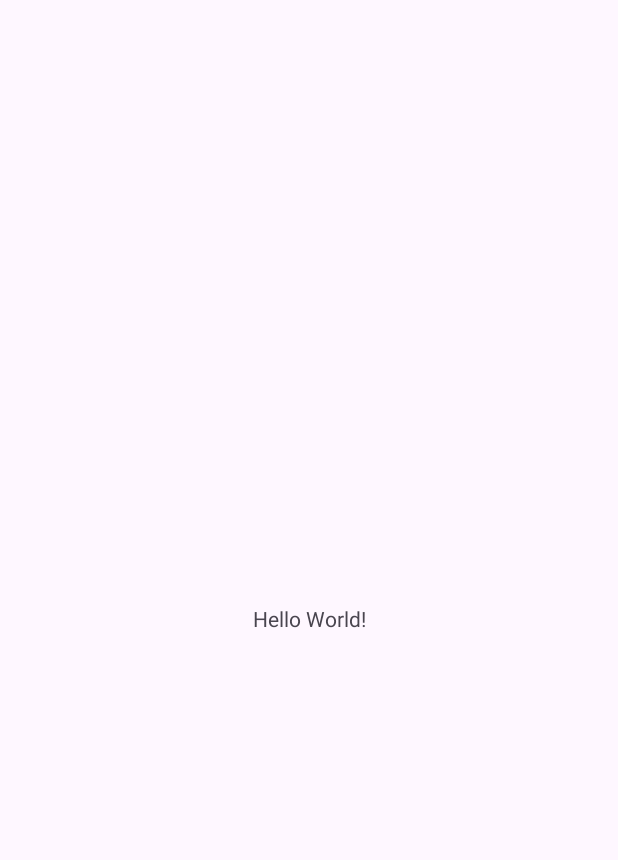
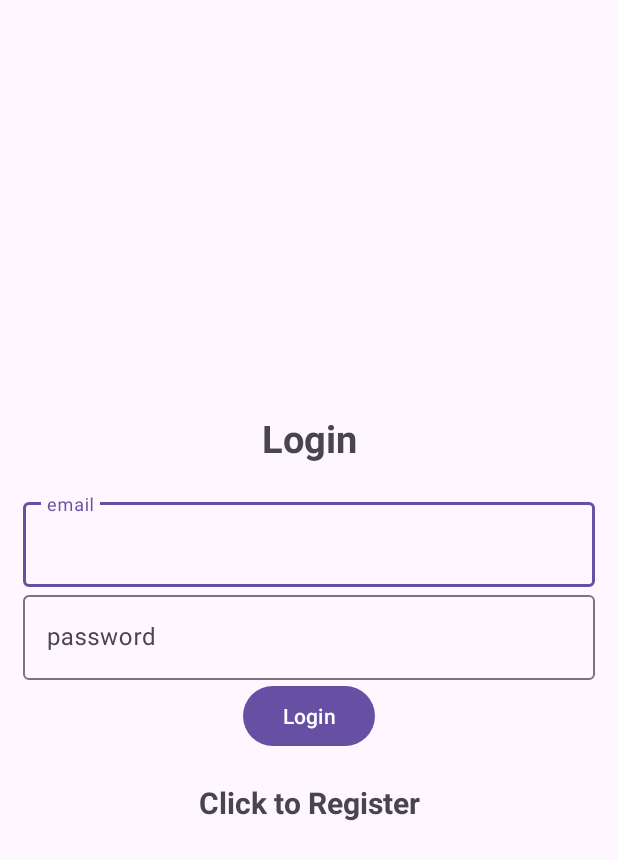
Before and after one commit to RubenKalfsvel/playtomic, an Android app: the screen it shows after launch (MainActivity before the commit, Login after it), on a phone screen of 412 x 824 dp. Before the commit the part shown is almost empty. Shown: the top 860 px of the screen. Run offline under Robolectric (Android 15) with nearby library versions, the phone set to English and light mode, and no system bars; our stand-ins replace Firebase (no records; nobody signed in at launch, a user with empty details on screens opened directly).

Commit message:
add login, register, profile activity and layout

```diff
--- /dev/null
+++ b/Playtomic_app/app/src/main/java/com/example/playtomic_app/Login.kt
@@ -0,0 +1,84 @@
+package com.example.playtomic_app
+
+import android.content.Intent
+import android.os.Bundle
+import android.text.TextUtils
+import android.view.View
+import android.widget.Toast
+import androidx.appcompat.app.AppCompatActivity
+import com.example.playtomic_app.databinding.ActivityLoginBinding
+import com.google.firebase.auth.FirebaseAuth
+
+class Login : AppCompatActivity() {
+
+    private lateinit var loginBinding: ActivityLoginBinding
+    private val auth = FirebaseAuth.getInstance()
+
+    public override fun onStart() {
+        super.onStart()
+        // Check if user is signed in (non-null) and update UI accordingly.
+        val currentUser = auth.currentUser
+        if (currentUser != null) {
+            intent = Intent(this, MainActivity::class.java)
+            startActivity(intent)
+            finish()
+        }
+    }
+    override fun onCreate(savedInstanceState: Bundle?) {
+        super.onCreate(savedInstanceState)
+
+        loginBinding = ActivityLoginBinding.inflate(layoutInflater)
+        val view = loginBinding.root
+        setContentView(view)
+
+        //Go to Login
+        loginBinding.registerNow.setOnClickListener(){
+            intent = Intent(this, Register::class.java)
+            startActivity(intent)
+            finish()
+        }
+
+        //login
+        loginBinding.btnLogin.setOnClickListener(){
+
+            loginBinding.progressBar.visibility = View.VISIBLE;
+            val email = loginBinding.email.text.toString()
+            val password = loginBinding.password.text.toString()
+
+            if (TextUtils.isEmpty(email)){
+                loginBinding.progressBar.visibility = View.GONE
+                Toast.makeText(this, "Enter email", Toast.LENGTH_SHORT).show();
+                return@setOnClickListener
+            }
+            if (TextUtils.isEmpty(password)){
+                loginBinding.progressBar.visibility = View.GONE
+                Toast.makeText(this, "Enter password", Toast.LENGTH_SHORT).show();
+                return@setOnClickListener
+            }
+
+            auth.signInWithEmailAndPassword(email, password)
+                .addOnCompleteListener(this) { task ->
+                    loginBinding.progressBar.visibility = View.GONE
+                    if (task.isSuccessful) {
+                        // Sign in success, update UI with the signed-in user's information
+                        Toast.makeText(
+                            this,
+                            "Login Successful.",
+                            Toast.LENGTH_SHORT,
+                        ).show()
+                        intent = Intent(this, MainActivity::class.java)
+                        startActivity(intent)
+                        finish()
+                    } else {
+                        // If sign in fails, display a message to the user.
+                        Toast.makeText(
+                            this,
+                            "Authentication failed.",
+                            Toast.LENGTH_SHORT,
+                        ).show()
+                    }
+                }
+        }
+
+    }
+}
--- /dev/null
+++ b/Playtomic_app/app/src/main/res/layout/activity_login.xml
@@ -0,0 +1,67 @@
+<?xml version="1.0" encoding="utf-8"?>
+<LinearLayout xmlns:android="http://schemas.android.com/apk/res/android"
+    xmlns:app="http://schemas.android.com/apk/res-auto"
+    xmlns:tools="http://schemas.android.com/tools"
+    android:layout_width="match_parent"
+    android:layout_height="match_parent"
+    android:gravity="center"
+    android:orientation="vertical"
+    android:padding="15dp"
+    tools:context=".Login">
+
+    <TextView
+        android:layout_width="match_parent"
+        android:layout_height="wrap_content"
+        android:gravity="center"
+        android:text="@string/login"
+        android:textSize="25sp"
+        android:textStyle="bold"
+        android:layout_marginBottom="20dp" />
+
+    <com.google.android.material.textfield.TextInputLayout
+        android:layout_width="match_parent"
+        android:layout_height="wrap_content">
+
+        <com.google.android.material.textfield.TextInputEditText
+            android:id="@+id/email"
+            android:layout_width="match_parent"
+            android:layout_height="wrap_content"
+            android:hint="@string/email" />
+
+    </com.google.android.material.textfield.TextInputLayout>
+
+    <com.google.android.material.textfield.TextInputLayout
+        android:layout_width="match_parent"
+        android:layout_height="wrap_content">
+
+        <com.google.android.material.textfield.TextInputEditText
+            android:id="@+id/password"
+            android:layout_width="match_parent"
+            android:layout_height="wrap_content"
+            android:hint="@string/password" />
+
+    </com.google.android.material.textfield.TextInputLayout>
+
+    <ProgressBar
+        android:id="@+id/progressBar"
+        android:visibility="gone"
+        android:layout_width="wrap_content"
+        android:layout_height="wrap_content" />
+
+    <Button
+        android:id="@+id/btn_login"
+        android:text="@string/login"
+        android:layout_width="wrap_content"
+        android:layout_height="wrap_content" />
+
+    <TextView
+        android:textStyle="bold"
+        android:textSize="20sp"
+        android:gravity="center"
+        android:layout_marginTop="20dp"
+        android:id="@+id/registerNow"
+        android:text="@string/click_to_register"
+        android:layout_width="match_parent"
+        android:layout_height="wrap_content"/>
+
+</LinearLayout>
--- a/Playtomic_app/app/src/main/res/layout/activity_main.xml
+++ b/Playtomic_app/app/src/main/res/layout/activity_main.xml
@@ -1,18 +1,23 @@
 <?xml version="1.0" encoding="utf-8"?>
-<androidx.constraintlayout.widget.ConstraintLayout xmlns:android="http://schemas.android.com/apk/res/android"
+<LinearLayout xmlns:android="http://schemas.android.com/apk/res/android"
     xmlns:app="http://schemas.android.com/apk/res-auto"
     xmlns:tools="http://schemas.android.com/tools"
+    android:orientation="vertical"
+    android:gravity="center"
     android:layout_width="match_parent"
     android:layout_height="match_parent"
     tools:context=".MainActivity">
 
     <TextView
+        android:id="@+id/user_details"
         android:layout_width="wrap_content"
         android:layout_height="wrap_content"
-        android:text="Hello World!"
-        app:layout_constraintBottom_toBottomOf="parent"
-        app:layout_constraintEnd_toEndOf="parent"
-        app:layout_constraintStart_toStartOf="parent"
-        app:layout_constraintTop_toTopOf="parent" />
+        android:text="Hello World!" />
 
-</androidx.constraintlayout.widget.ConstraintLayout>
+    <Button
+        android:text="@string/logout"
+        android:id="@+id/logout"
+        android:layout_width="wrap_content"
+        android:layout_height="wrap_content"/>
+
+</LinearLayout>
--- a/Playtomic_app/app/src/main/res/values/strings.xml
+++ b/Playtomic_app/app/src/main/res/values/strings.xml
@@ -1,3 +1,11 @@
 <resources>
     <string name="app_name">Playtomic_app</string>
+    <string name="login">Login</string>
+    <string name="email">email</string>
+    <string name="password">password</string>
+    <string name="register">Register</string>
+    <string name="logout">logout</string>
+    <string name="click_to_login">Click to Login</string>
+    <string name="click_to_register">Click to Register</string>
+    <string name="profile">Profile</string>
 </resources>
--- a/Playtomic_app/build.gradle.kts
+++ b/Playtomic_app/build.gradle.kts
@@ -1,5 +1,11 @@
+buildscript {
+    dependencies {
+        classpath("com.google.gms:google-services:4.4.0")
+    }
+}
 // Top-level build file where you can add configuration options common to all sub-projects/modules.
 plugins {
     id("com.android.application") version "8.1.2" apply false
     id("org.jetbrains.kotlin.android") version "1.9.0" apply false
+    id("com.google.gms.google-services") version "4.4.0" apply false
 }
```
Also changed, not shown: Playtomic_app/app/build.gradle.kts (+12 -2 lines), Playtomic_app/app/src/main/AndroidManifest.xml (+16 -3 lines), Playtomic_app/app/src/main/java/com/example/playtomic_app/MainActivity.kt (+30 -2 lines), Playtomic_app/app/src/main/java/com/example/playtomic_app/Profile.kt (added, +11 -0 lines), Playtomic_app/app/src/main/java/com/example/playtomic_app/Register.kt (added, +90 -0 lines), Playtomic_app/app/src/main/res/layout/activity_profile.xml (added, +61 -0 lines), Playtomic_app/app/src/main/res/layout/activity_register.xml (added, +66 -0 lines), Playtomic_app/app/src/main/res/values/custom_styles.xml (added, +36 -0 lines), Playtomic_app/app/src/main/res/drawable/blank_profile.webp (added), 1 other file.
